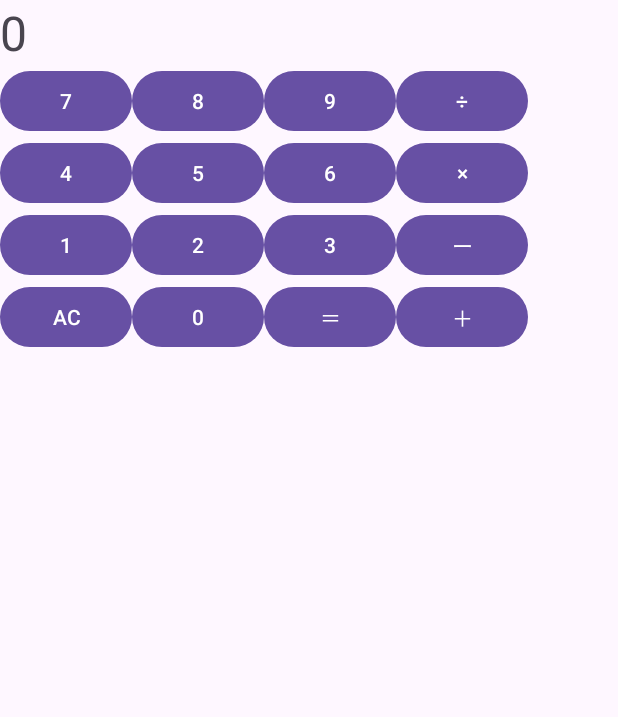
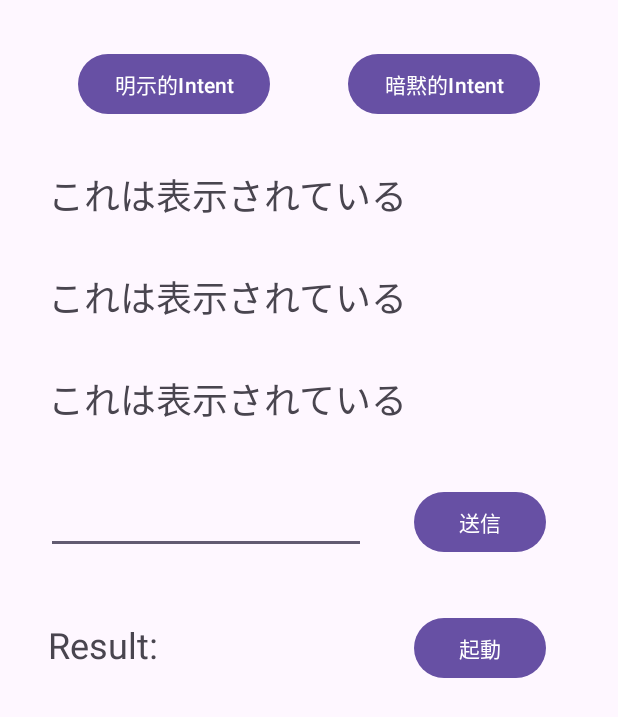
Before and after one commit to 253426024-Hirotake/MyApplication, an Android app: the screen it shows after launch (MainActivity2), on a phone screen of 412 x 824 dp. Shown: the top 717 px of the screen. Run offline under Robolectric (Android 15) with nearby library versions, the phone set to English and light mode, and no system bars.

Commit message:
Day3【演習3】まで実施．

```diff
--- a/app/src/main/java/jp/ac/meijou/android/s253426024/MainActivity2.java
+++ b/app/src/main/java/jp/ac/meijou/android/s253426024/MainActivity2.java
@@ -1,24 +1,81 @@
 package jp.ac.meijou.android.s253426024;
 
+import android.content.Intent;
+import android.net.Uri;
 import android.os.Bundle;
 
 import androidx.activity.EdgeToEdge;
+import androidx.activity.result.ActivityResultLauncher;
+import androidx.activity.result.contract.ActivityResultContracts;
 import androidx.appcompat.app.AppCompatActivity;
 import androidx.core.graphics.Insets;
 import androidx.core.view.ViewCompat;
 import androidx.core.view.WindowInsetsCompat;
 
+import java.util.Optional;
+
+import jp.ac.meijou.android.s253426024.databinding.ActivityMain2Binding;
+
 public class MainActivity2 extends AppCompatActivity {
+    private ActivityMain2Binding binding;
+
+    private final ActivityResultLauncher<Intent> getActivityResult = registerForActivityResult(
+            new ActivityResultContracts.StartActivityForResult(), result -> {
+                switch (result.getResultCode()) {
+                    case RESULT_OK -> {
+                        Optional.ofNullable(result.getData())
+                                .map(data -> data.getStringExtra("ret"))
+                                .map(text -> "Result: " + text)
+                                .ifPresent(text -> binding.textViewResult.setText(text));
+                    }
+                    case RESULT_CANCELED -> {
+                        binding.textViewResult.setText("Result: Canceled");
+                    }
+                    default -> {
+                        binding.textViewResult.setText("Result: Unknown(" + result.getResultCode() + ")");
+                    }
+                }
+            }
+    );
 
     @Override
     protected void onCreate(Bundle savedInstanceState) {
         super.onCreate(savedInstanceState);
         EdgeToEdge.enable(this);
-        setContentView(R.layout.activity_main2);
-        ViewCompat.setOnApplyWindowInsetsListener(findViewById(R.id.main), (v, insets) -> {
+        binding = ActivityMain2Binding.inflate(getLayoutInflater());
+        setContentView(binding.getRoot());
+        ViewCompat.setOnApplyWindowInsetsListener(binding.getRoot(), (v, insets) -> {
             Insets systemBars = insets.getInsets(WindowInsetsCompat.Type.systemBars());
             v.setPadding(systemBars.left, systemBars.top, systemBars.right, systemBars.bottom);
             return insets;
         });
+
+        // 明示的Intent
+        binding.buttonA.setOnClickListener(view -> {
+            var intent = new Intent(this, MainActivity.class);
+            startActivity(intent);
+        });
+
+        // 暗黙的Intent
+        binding.buttonB.setOnClickListener(view -> {
+            var intent = new Intent();
+            intent.setAction(Intent.ACTION_VIEW);
+            intent.setData(Uri.parse("https://www.yahoo.co.jp"));
+            startActivity(intent);
+        });
+
+        // 文字を送信
+        binding.buttonSend.setOnClickListener(view -> {
+            var text = binding.editTextText2.getText().toString();
+            var intent = new Intent(this, MainActivity4.class);
+            intent.putExtra("title", text);
+            startActivity(intent);
+        });
+
+        // 結果を取得
+        binding.buttonLaunch.setOnClickListener(view -> {
+            var intent = new Intent(this, MainActivity4.class);
+            getActivityResult.launch(intent);
+        });
     }
 }
--- a/app/src/main/res/layout/activity_main2.xml
+++ b/app/src/main/res/layout/activity_main2.xml
@@ -8,193 +8,104 @@
     android:layout_height="match_parent"
     tools:context=".MainActivity2">
 
-<!--    <Button-->
-<!--        android:id="@+id/buttonA"-->
-<!--        android:text="ボタンA"-->
-<!--        android:layout_width="wrap_content"-->
-<!--        android:layout_height="wrap_content"-->
-<!--        app:layout_constraintTop_toTopOf="parent"-->
-<!--        app:layout_constraintStart_toStartOf="parent"-->
-<!--        app:layout_constraintEnd_toStartOf="@+id/buttonB" />-->
+    <Button
+        android:id="@+id/buttonA"
+        android:text="明示的Intent"
+        android:layout_width="wrap_content"
+        android:layout_height="wrap_content"
+        android:layout_marginTop="32dp"
+        app:layout_constraintTop_toTopOf="parent"
+        app:layout_constraintStart_toStartOf="parent"
+        app:layout_constraintEnd_toStartOf="@id/buttonB" />
 
-<!--    <Button-->
-<!--        android:id="@+id/buttonB"-->
-<!--        android:text="ボタンB"-->
-<!--        android:layout_width="wrap_content"-->
-<!--        android:layout_height="wrap_content"-->
-<!--        app:layout_constraintTop_toTopOf="@+id/buttonA"-->
-<!--        app:layout_constraintStart_toEndOf="@+id/buttonA"-->
-<!--        app:layout_constraintEnd_toEndOf="parent" />-->
-
-<!--    <TextView-->
-<!--        android:id="@+id/textView1"-->
-<!--        android:text="これは表示されている"-->
-<!--        android:textSize="24sp"-->
-<!--        android:layout_width="wrap_content"-->
-<!--        android:layout_height="wrap_content"-->
-<!--        android:layout_marginTop="32dp"-->
-<!--        android:layout_marginStart="32dp"-->
-<!--        app:layout_constraintStart_toStartOf="parent"-->
-<!--        app:layout_constraintTop_toBottomOf="@+id/buttonA" />-->
-
-<!--    <TextView-->
-<!--        android:id="@+id/textView2"-->
-<!--        android:text="これは表示されている"-->
-<!--        android:textSize="24sp"-->
-<!--        android:layout_width="wrap_content"-->
-<!--        android:layout_height="wrap_content"-->
-<!--        android:layout_marginTop="32dp"-->
-<!--        android:layout_marginStart="32dp"-->
-<!--        app:layout_constraintStart_toStartOf="parent"-->
-<!--        app:layout_constraintTop_toBottomOf="@+id/textView1" />-->
-
-<!--    <TextView-->
-<!--        android:id="@+id/textView3"-->
-<!--        android:text="これは表示されている"-->
-<!--        android:textSize="24sp"-->
-<!--        android:layout_width="wrap_content"-->
-<!--        android:layout_height="wrap_content"-->
-<!--        android:layout_marginTop="32dp"-->
-<!--        android:layout_marginStart="32dp"-->
-<!--        app:layout_constraintStart_toStartOf="parent"-->
-<!--        app:layout_constraintTop_toBottomOf="@+id/textView2" />-->
+    <Button
+        android:id="@+id/buttonB"
+        android:text="暗黙的Intent"
+        android:layout_width="wrap_content"
+        android:layout_height="wrap_content"
+        android:layout_marginTop="32dp"
+        app:layout_constraintTop_toTopOf="parent"
+        app:layout_constraintStart_toEndOf="@id/buttonA"
+        app:layout_constraintEnd_toEndOf="parent" />
 
     <TextView
-        android:id="@+id/calcResult"
-        android:text="0"
-        android:textSize="32dp"
+        android:id="@+id/textView1"
+        android:text="これは表示されている"
+        android:textSize="24sp"
         android:layout_width="wrap_content"
         android:layout_height="wrap_content"
+        android:layout_marginTop="32dp"
+        android:layout_marginStart="32dp"
         app:layout_constraintStart_toStartOf="parent"
-        app:layout_constraintTop_toTopOf="parent"/>
+        app:layout_constraintTop_toBottomOf="@id/buttonA" />
+
+    <TextView
+        android:id="@+id/textView2"
+        android:text="これは表示されている"
+        android:textSize="24sp"
+        android:layout_width="wrap_content"
+        android:layout_height="wrap_content"
+        android:layout_marginTop="32dp"
+        android:layout_marginStart="32dp"
+        app:layout_constraintStart_toStartOf="parent"
+        app:layout_constraintTop_toBottomOf="@id/textView1" />
+
+    <TextView
+        android:id="@+id/textView3"
+        android:text="これは表示されている"
+        android:textSize="24sp"
+        android:layout_width="wrap_content"
+        android:layout_height="wrap_content"
+        android:layout_marginTop="32dp"
+        android:layout_marginStart="32dp"
+        app:layout_constraintStart_toStartOf="parent"
+        app:layout_constraintTop_toBottomOf="@id/textView2" />
+
+    <EditText
+        android:id="@+id/editTextText2"
+        android:layout_width="wrap_content"
+        android:layout_height="wrap_content"
+        android:layout_marginTop="244dp"
+        android:ems="10"
+        android:inputType="text"
+        android:text=""
+        app:layout_constraintEnd_toStartOf="@+id/buttonSend"
+        app:layout_constraintHorizontal_bias="0.492"
+        app:layout_constraintStart_toStartOf="parent"
+        app:layout_constraintTop_toBottomOf="@+id/buttonA" />
 
     <Button
-        android:id="@+id/buttonSeven"
+        android:id="@+id/buttonSend"
         android:layout_width="wrap_content"
         android:layout_height="wrap_content"
-        android:text="7"
-        app:layout_constraintStart_toStartOf="parent"
-        app:layout_constraintTop_toBottomOf="@id/calcResult" />
+        android:layout_marginTop="244dp"
+        android:layout_marginEnd="48dp"
+        android:text="送信"
+        app:layout_constraintEnd_toEndOf="parent"
+        app:layout_constraintTop_toBottomOf="@+id/buttonB" />
 
     <Button
-        android:id="@+id/buttonEight"
+        android:id="@+id/buttonLaunch"
         android:layout_width="wrap_content"
         android:layout_height="wrap_content"
-        android:text="8"
-        app:layout_constraintStart_toEndOf="@id/buttonSeven"
-        app:layout_constraintTop_toBottomOf="@id/calcResult" />
+        android:layout_marginTop="36dp"
+        android:layout_marginEnd="48dp"
+        android:text="起動"
+        app:layout_constraintEnd_toEndOf="parent"
+        app:layout_constraintTop_toBottomOf="@+id/buttonSend" />
 
-    <Button
-        android:id="@+id/buttonNine"
+    <TextView
+        android:id="@+id/textViewResult"
         android:layout_width="wrap_content"
         android:layout_height="wrap_content"
-        android:text="9"
-        app:layout_constraintStart_toEndOf="@id/buttonEight"
-        app:layout_constraintTop_toBottomOf="@id/calcResult" />
-
-    <Button
-        android:id="@+id/buttonDiv"
-        android:layout_width="wrap_content"
-        android:layout_height="wrap_content"
-        android:text="÷"
-        app:layout_constraintStart_toEndOf="@id/buttonNine"
-        app:layout_constraintTop_toBottomOf="@id/calcResult" />
-
-    <Button
-        android:id="@+id/buttonFour"
-        android:layout_width="wrap_content"
-        android:layout_height="wrap_content"
-        android:text="4"
+        android:layout_marginStart="32dp"
+        android:layout_marginTop="44dp"
+        android:layout_marginEnd="200dp"
+        android:text="Result:"
+        android:textSize="24sp"
+        app:layout_constraintEnd_toStartOf="@+id/buttonLaunch"
+        app:layout_constraintHorizontal_bias="0.0"
         app:layout_constraintStart_toStartOf="parent"
-        app:layout_constraintTop_toBottomOf="@id/buttonSeven" />
-
-    <Button
-        android:id="@+id/buttonFive"
-        android:layout_width="wrap_content"
-        android:layout_height="wrap_content"
-        android:text="5"
-        app:layout_constraintStart_toEndOf="@id/buttonFour"
-        app:layout_constraintTop_toBottomOf="@id/buttonEight" />
-
-    <Button
-        android:id="@+id/buttonSix"
-        android:layout_width="wrap_content"
-        android:layout_height="wrap_content"
-        android:text="6"
-        app:layout_constraintStart_toEndOf="@id/buttonFive"
-        app:layout_constraintTop_toBottomOf="@id/buttonNine" />
-
-    <Button
-        android:id="@+id/buttonProduct"
-        android:layout_width="wrap_content"
-        android:layout_height="wrap_content"
-        android:text="×"
-        app:layout_constraintStart_toEndOf="@id/buttonSix"
-        app:layout_constraintTop_toBottomOf="@id/buttonDiv" />
-
-    <Button
-        android:id="@+id/buttonOne"
-        android:layout_width="wrap_content"
-        android:layout_height="wrap_content"
-        android:text="1"
-        app:layout_constraintStart_toStartOf="parent"
-        app:layout_constraintTop_toBottomOf="@id/buttonFour" />
-
-    <Button
-        android:id="@+id/buttonTwo"
-        android:layout_width="wrap_content"
-        android:layout_height="wrap_content"
-        android:text="2"
-        app:layout_constraintStart_toEndOf="@id/buttonOne"
-        app:layout_constraintTop_toBottomOf="@id/buttonFive" />
-
-    <Button
-        android:id="@+id/buttonThree"
-        android:layout_width="wrap_content"
-        android:layout_height="wrap_content"
-        android:text="3"
-        app:layout_constraintStart_toEndOf="@id/buttonTwo"
-        app:layout_constraintTop_toBottomOf="@id/buttonSix" />
-
-    <Button
-        android:id="@+id/buttonMinus"
-        android:layout_width="wrap_content"
-        android:layout_height="wrap_content"
-        android:text="ー"
-        app:layout_constraintStart_toEndOf="@id/buttonThree"
-        app:layout_constraintTop_toBottomOf="@id/buttonProduct" />
-
-    <Button
-        android:id="@+id/buttonAc"
-        android:layout_width="wrap_content"
-        android:layout_height="wrap_content"
-        android:text="AC"
-        app:layout_constraintStart_toStartOf="parent"
-        app:layout_constraintEnd_toStartOf="@id/buttonZero"
-        app:layout_constraintTop_toBottomOf="@id/buttonOne" />
-
-    <Button
-        android:id="@+id/buttonZero"
-        android:layout_width="wrap_content"
-        android:layout_height="wrap_content"
-        android:text="0"
-        app:layout_constraintStart_toEndOf="@id/buttonAc"
-        app:layout_constraintTop_toBottomOf="@id/buttonTwo" />
-
-    <Button
-        android:id="@+id/buttonEq"
-        android:layout_width="wrap_content"
-        android:layout_height="wrap_content"
-        android:text="＝"
-        app:layout_constraintStart_toEndOf="@id/buttonZero"
-        app:layout_constraintTop_toBottomOf="@id/buttonThree" />
-
-    <Button
-        android:id="@+id/buttonPlus"
-        android:layout_width="wrap_content"
-        android:layout_height="wrap_content"
-        android:text="＋"
-        app:layout_constraintStart_toEndOf="@id/buttonEq"
-        app:layout_constraintTop_toBottomOf="@id/buttonMinus" />
+        app:layout_constraintTop_toBottomOf="@+id/editTextText2" />
 
 </androidx.constraintlayout.widget.ConstraintLayout>
```
Also changed, not shown: app/src/main/AndroidManifest.xml (+20 -4 lines), app/src/main/java/jp/ac/meijou/android/s253426024/MainActivity3.java (added, +24 -0 lines), app/src/main/java/jp/ac/meijou/android/s253426024/MainActivity4.java (added, +48 -0 lines), app/src/main/res/layout/activity_main3.xml (added, +148 -0 lines), app/src/main/res/layout/activity_main4.xml (added, +42 -0 lines).
